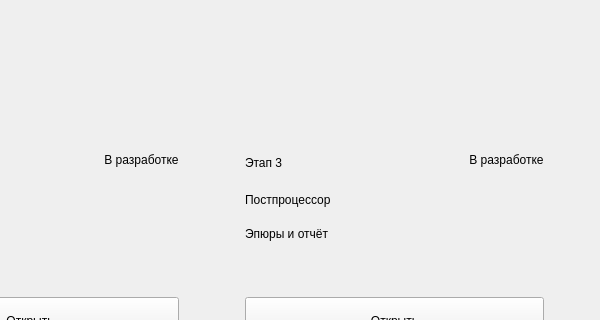
First picture: the form in src/sapr/resources/forms/project_hub.ui, repository usatopolosato/sapr-bar, before the edit; both pictures show x 540 to 1140 and y 164 to 484 of the 1140 by 780 pixel window.
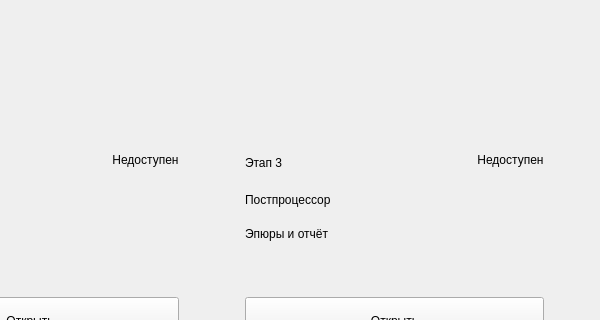
Second picture: the form after the edit.

Commit message: fix(ui): reflect processor and postprocessor availability

The edit to the form file:
```diff
--- a/src/sapr/resources/forms/project_hub.ui
+++ b/src/sapr/resources/forms/project_hub.ui
@@ -310,7 +310,7 @@
              <string>badge</string>
             </property>
             <property name="text">
-             <string>В разработке</string>
+             <string>Недоступен</string>
             </property>
             <property name="alignment">
              <set>Qt::AlignCenter</set>
@@ -441,7 +441,7 @@
              <string>badge</string>
             </property>
             <property name="text">
-             <string>В разработке</string>
+             <string>Недоступен</string>
             </property>
             <property name="alignment">
              <set>Qt::AlignCenter</set>
```
The commit also changes 4 other files.
